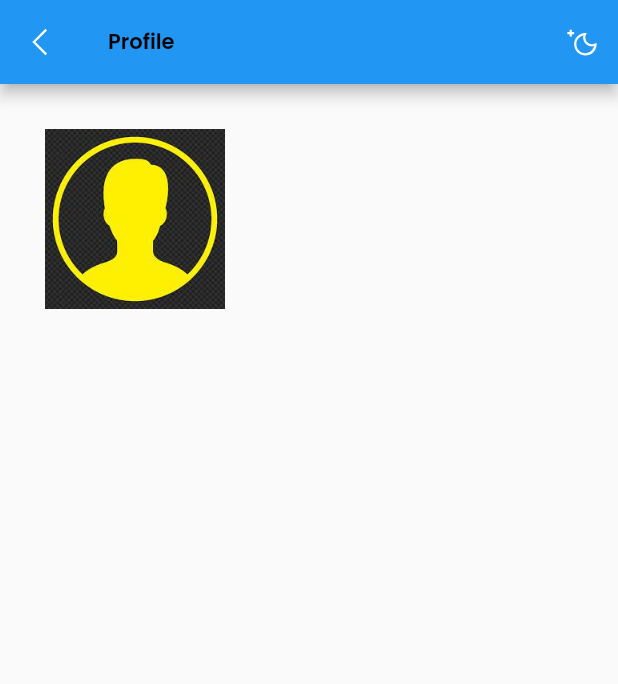
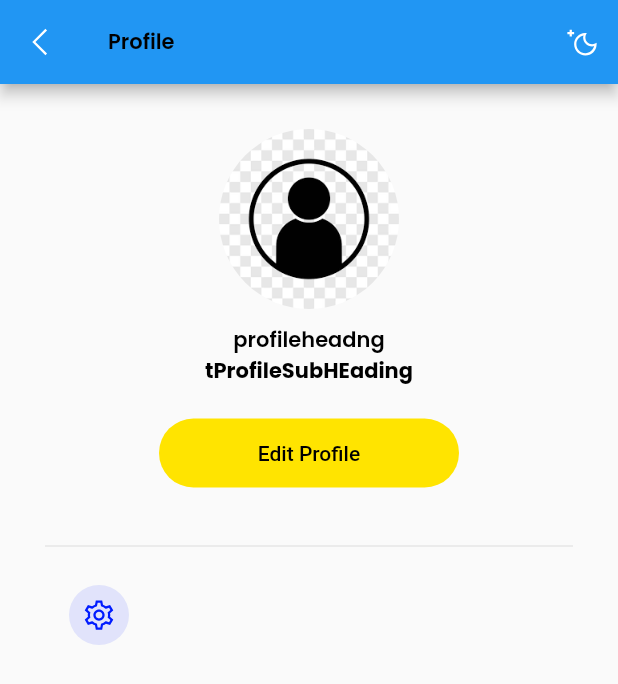
Before and after one commit to alicalmir/skillswap, a Flutter app: the ProfileScreen screen opened directly, on a phone screen of 412 x 824 dp. Shown: the top 684 px of the screen. Run offline on Flutter 3.47's test engine with Material 2 defaults, Android fonts, the phone set to English and light mode, and no system bars; our stand-ins replace firebase_auth, firebase_core, flutter_otp_text_field, get, google_fonts, line_awesome_flutter; accounts and stored records are empty; generated files the repository leaves out were written again.

```diff
--- a/lib/main.dart
+++ b/lib/main.dart
@@ -37,8 +37,7 @@ class MyApp extends StatelessWidget {
       defaultTransition: Transition.leftToRightWithFade,
       transitionDuration: const Duration(milliseconds: 500),
       //routes: routes,
-      //home: const WelcomeScreen(),
-      home: const ProfileScreen(),
+      home: const WelcomeScreen(),
     );
   }
 }
--- a/lib/src/constants/size.dart
+++ b/lib/src/constants/size.dart
@@ -4,3 +4,5 @@ const tButtonHeight = 15.0;
 
 //App default Sizing
 const tFormHeight = 30.0;
+const tDashBoardPadding = 20.0;
+const tDashBoradCardPadding = 10.0;
--- a/lib/src/features/core/screens/profile/profile_screen.dart
+++ b/lib/src/features/core/screens/profile/profile_screen.dart
@@ -2,6 +2,7 @@ import 'package:flutter/material.dart';
 import 'package:flutter/src/widgets/container.dart';
 import 'package:flutter/src/widgets/framework.dart';
 import 'package:line_awesome_flutter/line_awesome_flutter.dart';
+import 'package:skillswap/src/constants/colors.dart';
 import 'package:skillswap/src/constants/image_strings.dart';
 import 'package:skillswap/src/constants/size.dart';
 import 'package:skillswap/src/constants/text_string.dart';
@@ -17,7 +18,9 @@ class ProfileScreen extends StatelessWidget {
       appBar: AppBar(
         leading: IconButton(
           onPressed: () {},
-          icon: const Icon(LineAwesomeIcons.angle_left),
+          icon: const Icon(
+            LineAwesomeIcons.angle_left,
+          ),
         ),
         title: Text(
           tProfile,
@@ -33,12 +36,63 @@ class ProfileScreen extends StatelessWidget {
           child: Container(
         padding: const EdgeInsets.all(tDefaultSize),
         child: Column(
-          children: const [
+          children: [
             SizedBox(
               width: 120,
               height: 120,
-              child: Image(
-                image: AssetImage(tPRofileImages),
+              child: ClipRRect(
+                borderRadius: BorderRadius.circular(100),
+                child: const Image(
+                  image: AssetImage(tPRofileImages),
+                ),
+              ),
+            ),
+            const SizedBox(
+              height: 10,
+            ),
+            Text(tProfileHeading, style: Theme.of(context).textTheme.headline4),
+            Text(
+              tProfileSubHEading,
+              style: Theme.of(context).textTheme.bodyText2,
+            ),
+            const SizedBox(
+              height: 20,
+            ),
+            SizedBox(
+              width: 200,
+              child: ElevatedButton(
+                onPressed: () {},
+                style: ElevatedButton.styleFrom(
+                    backgroundColor: tPrimaryColor,
+                    side: BorderSide.none,
+                    shape: const StadiumBorder()),
+                child: const Text(
+                  tEditProfile,
+                  style: TextStyle(color: tDarkColor),
+                ),
+              ),
+            ),
+            const SizedBox(
+              height: 30,
+            ),
+            const Divider(),
+            const SizedBox(
+              height: 10,
+            ),
+
+            //MENU
+            ListTile(
+              leading: Container(
+                width: 40,
+                height: 40,
+                decoration: BoxDecoration(
+                  borderRadius: BorderRadius.circular(100),
+                  color: tAccentColor.withOpacity(0.1),
+                ),
+                child: const Icon(
+                  LineAwesomeIcons.cog,
+                  color: tAccentColor,
+                ),
               ),
             )
           ],
--- a/pubspec.yaml
+++ b/pubspec.yaml
@@ -76,3 +76,4 @@ flutter:
    - assets/images/logo/
    - assets/images/forget_password/
    - assets/images/profile/
+   - assets/images/dashboard/
```
Also changed, not shown: lib/src/features/authentication/controllers/signup_controller.dart (+34 -3 lines), lib/src/features/authentication/screens/signup/widgets/signup_form_widget.dart (+26 -8 lines), lib/src/features/core/screens/dashboard/dascboard_screen.dart (+31 -4 lines), lib/src/repository/authentication_repository.dart (+17 -8 lines), assets/images/profile/profile-pic.png.
